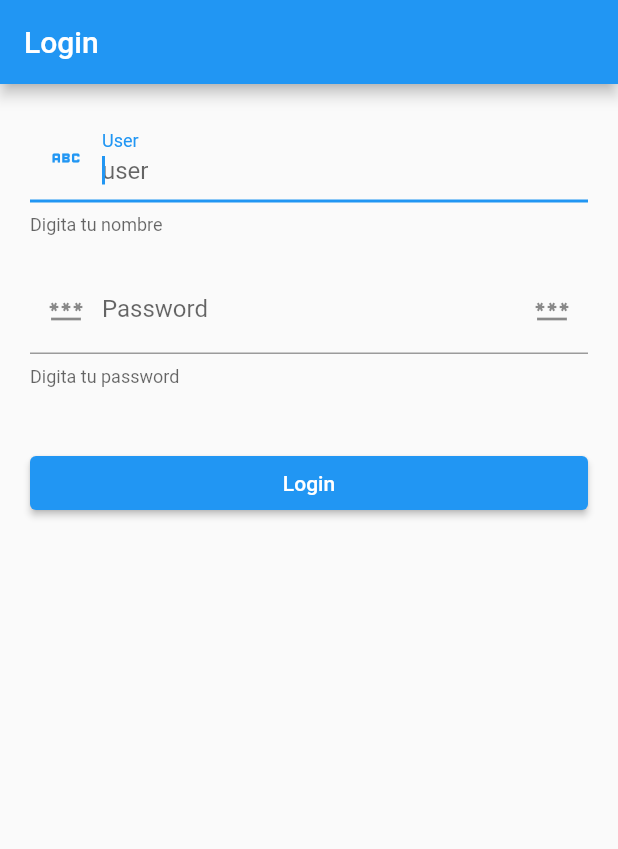
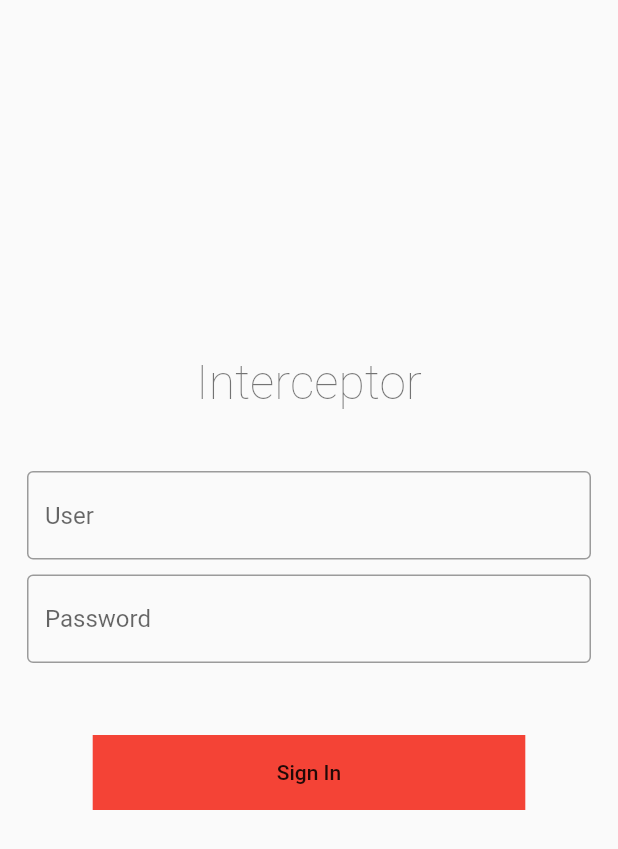
Before and after one commit to amaury-soto/fl-interceptor, a Flutter app: the screen it shows after launch, on a phone screen of 412 x 824 dp. Shown: the top 849 px of the screen. Run offline on Flutter 3.47's test engine with Material 2 defaults, Android fonts, the phone set to English and light mode, and no system bars; our stand-ins replace bloc, dio, equatable, flutter_bloc, get_it.

Commit message:
initial bloc implementation

```diff
--- /dev/null
+++ b/lib/bloc/auth/auth_bloc.dart
@@ -0,0 +1,45 @@
+import 'dart:async';
+
+import 'package:bloc/bloc.dart';
+import 'package:equatable/equatable.dart';
+import 'package:flutter_interceptor/data/repository/auth_repository.dart';
+import 'package:meta/meta.dart';
+
+part 'auth_event.dart';
+part 'auth_state.dart';
+
+class AuthBloc extends Bloc<AuthEvent, AuthState> {
+  AuthBloc(this.authRepository) : super(NotLoggedIn()) {
+    on<LogInRequested>(_logInUser);
+    on<LogInEvent>((event, emit) {
+      // TODO: implement event handler
+    });
+  }
+
+  final AuthRepository authRepository;
+
+  FutureOr<void> _logInUser(
+    LogInRequested event,
+    Emitter<AuthState> emit,
+  ) async {
+    emit(Loading());
+    try {
+      final res = await authRepository.logIn(
+          usuario: event.usuario, contrasena: event.contrasena);
+      print('res:::: $res');
+      if (res['estado'] == true) {
+        print('HEREEEEEEE');
+        emit(LoggedInSuccessfully());
+        /*   await locator.setUserToken(userToken: res["token"]).then((value) {
+            emit(LoggedInSuccessfully());
+          }); */
+      } else {
+        emit(LoggedInFailed(res['estado']));
+        emit(NotLoggedIn());
+      }
+    } catch (e) {
+      emit(LoggedInFailed(e.toString()));
+      emit(NotLoggedIn());
+    }
+  }
+}
--- /dev/null
+++ b/lib/bloc/auth/auth_event.dart
@@ -0,0 +1,25 @@
+part of 'auth_bloc.dart';
+
+abstract class AuthEvent extends Equatable {
+  @override
+  List<Object> get props => [];
+}
+
+class LogInRequested extends AuthEvent {
+  LogInRequested(this.usuario, this.contrasena);
+  final String usuario;
+  final String contrasena;
+}
+
+class LogInEvent extends AuthEvent {}
+
+class RegisterEvent extends AuthEvent {}
+
+class ResigterRequested extends AuthEvent {
+  ResigterRequested(this.user, this.email, this.contrasena);
+  final String user;
+  final String email;
+  final String contrasena;
+}
+
+class LogOutRequested extends AuthEvent {}
--- /dev/null
+++ b/lib/bloc/auth/auth_state.dart
@@ -0,0 +1,45 @@
+part of 'auth_bloc.dart';
+
+@immutable
+abstract class AuthState extends Equatable {}
+
+class Loading extends AuthState {
+  @override
+  List<Object?> get props => [];
+}
+
+class LoggedInSuccessfully extends AuthState {
+  @override
+  List<Object?> get props => [];
+}
+
+class NotLoggedIn extends AuthState {
+  @override
+  List<Object?> get props => [];
+}
+
+class LoggedInFailed extends AuthState {
+  final String error;
+
+  LoggedInFailed(this.error);
+  @override
+  List<Object?> get props => [error];
+}
+
+class RegisteredSuccessfully extends AuthState {
+  @override
+  List<Object?> get props => [];
+}
+
+class NotRegistered extends AuthState {
+  @override
+  List<Object?> get props => [];
+}
+
+class RegisteredFailed extends AuthState {
+  final String error;
+
+  RegisteredFailed(this.error);
+  @override
+  List<Object?> get props => [error];
+}
--- a/lib/data/endpoints/enpoints.dart
+++ b/lib/data/endpoints/enpoints.dart
@@ -0,0 +1,6 @@
+class EndPoints {
+  static const String baseUrl =
+      'https://lp-01-back.azurewebsites.net/api/v1/Autenticacion/';
+  static const String login = 'login';
+  static const String register = 'crear';
+}
--- a/lib/main.dart
+++ b/lib/main.dart
@@ -1,135 +1,53 @@
-import 'dart:convert';
-
 import 'package:flutter/material.dart';
-import 'package:dio/dio.dart';
+import 'package:flutter_bloc/flutter_bloc.dart';
+import 'package:flutter_interceptor/bloc/auth/auth_bloc.dart';
+import 'package:flutter_interceptor/data/repository/auth_repository.dart';
+import 'package:flutter_interceptor/presentation/auth/login_page.dart';
 import 'package:flutter_interceptor/screens/screens.dart';
 
-void main() {
+Future<void> main() async {
+  WidgetsFlutterBinding.ensureInitialized();
+  //await setup();
   runApp(const MyApp());
 }
 
-class MyApp extends StatelessWidget {
-  const MyApp({super.key});
+class MyApp extends StatefulWidget {
+  const MyApp({Key? key}) : super(key: key);
 
-  // This widget is the root of your application.
   @override
-  Widget build(BuildContext context) {
-    return MaterialApp(
-      title: 'Flutter Demo',
-      theme: ThemeData(
-        // This is the theme of your application.
-        //
-        // Try running your application with "flutter run". You'll see the
-        // application has a blue toolbar. Then, without quitting the app, try
-        // changing the primarySwatch below to Colors.green and then invoke
-        // "hot reload" (press "r" in the console where you ran "flutter run",
-        // or simply save your changes to "hot reload" in a Flutter IDE).
-        // Notice that the counter didn't reset back to zero; the application
-        // is not restarted.
-        primarySwatch: Colors.blue,
-      ),
-      home: const MyHomePage(title: 'Flutter Demo Home Page'),
-    );
-  }
+  State<MyApp> createState() => _MyAppState();
 }
 
-class MyHomePage extends StatefulWidget {
-  const MyHomePage({super.key, required this.title});
-
-  // This widget is the home page of your application. It is stateful, meaning
-  // that it has a State object (defined below) that contains fields that affect
-  // how it looks.
-
-  // This class is the configuration for the state. It holds the values (in this
-  // case the title) provided by the parent (in this case the App widget) and
-  // used by the build method of the State. Fields in a Widget subclass are
-  // always marked "final".
-
-  final String title;
+class _MyAppState extends State<MyApp> {
+  late final String? token;
 
   @override
-  State<MyHomePage> createState() => _MyHomePageState();
-}
-
-class _MyHomePageState extends State<MyHomePage> {
-/*   void _incrementCounter() {
-    setState(() {
-      // This call to setState tells the Flutter framework that something has
-      // changed in this State, which causes it to rerun the build method below
-      // so that the display can reflect the updated values. If we changed
-      // _counter without calling setState(), then the build method would not be
-      // called again, and so nothing would appear to happen.
-
-    });
-  }
- */
-  void getHttp() async {
-    final Map<String, String> user = {
-      "usuario": "oolaya",
-      "contrasena": "Confirmar1"
-    };
-    try {
-      var dio = Dio();
-
-      var response = await dio.post(
-          'https://lp-01-back.azurewebsites.net/api/v1/Autenticacion/login',
-          data: user);
-      print(response.data['datos']['token']);
-
-      dio.interceptors.add(InterceptorsWrapper(onRequest: (options, handler) {
-        options.headers["Authorization"] =
-            'Bearer ${response.data['datos']['token']}';
-        // Do something before request is sent
-        return handler.next(options); //continue
-        // If you want to resolve the request with some custom data，
-        // you can resolve a `Response` object eg: `handler.resolve(response)`.
-        // If you want to reject the request with a error message,
-        // you can reject a `DioError` object eg: `handler.reject(dioError)`
-      }, onResponse: (response, handler) {
-        // Do something with response data
-        return handler.next(response); // continue
-        // If you want to reject the request with a error message,
-        // you can reject a `DioError` object eg: `handler.reject(dioError)`
-      }, onError: (DioError e, handler) {
-        // Do something with response error
-        return handler.next(e); //continue
-        // If you want to resolve the request with some custom data，
-        // you can resolve a `Response` object eg: `handler.resolve(response)`.
-      }));
-
-      var responsecrear = await dio.post(
-          'https://lp-01-back.azurewebsites.net/api/v1/Autenticacion/crear',
-          data: {
-            "user": "string2",
-            "email": "string@gmail.com2",
-            "contrasena": "string2"
-          });
-      print(responsecrear.data);
-    } catch (e) {
-      print(e);
-    }
+  void initState() {
+    super.initState();
+    //token = locator.getUserToken();
   }
 
   @override
   Widget build(BuildContext context) {
-    // This method is rerun every time setState is called, for instance as done
-    // by the _incrementCounter method above.
-    //
-    // The Flutter framework has been optimized to make rerunning build methods
-    // fast, so that you can just rebuild anything that needs updating rather
-    // than having to individually change instances of widgets.
-    return MaterialApp(
-        debugShowCheckedModeBanner: false,
-        title: 'Material App',
-        initialRoute: 'login',
-        routes: {
-          'login': (_) => const LoginScreen(),
-          'register': (_) => const RegisterScreen(),
-        });
+    return MultiRepositoryProvider(
+      providers: [
+        RepositoryProvider<AuthRepository>(
+          create: (context) => AuthRepository(),
+        ),
+      ],
+      child: MultiBlocProvider(
+        providers: [
+          BlocProvider<AuthBloc>(
+            create: (context) => AuthBloc(
+              RepositoryProvider.of<AuthRepository>(context),
+            ),
+          ),
+        ],
+        child: MaterialApp(
+          debugShowCheckedModeBanner: false,
+          home: true ? const LogInPageNew() : const RegisterScreen(),
+        ),
+      ),
+    );
   }
 }
-/*  floatingActionButton: FloatingActionButton(
-        onPressed: getHttp,
-        tooltip: 'Increment',
-        child: const Icon(Icons.add),
-      ),  */
--- /dev/null
+++ b/lib/presentation/auth/login_page.dart
@@ -0,0 +1,145 @@
+import 'package:flutter/material.dart';
+import 'package:flutter_bloc/flutter_bloc.dart';
+import 'package:flutter_interceptor/bloc/auth/auth_bloc.dart';
+import 'package:flutter_interceptor/screens/screens.dart';
+
+class LogInPageNew extends StatefulWidget {
+  const LogInPageNew({Key? key}) : super(key: key);
+
+  @override
+  State<LogInPageNew> createState() => _LogInPageState();
+}
+
+class _LogInPageState extends State<LogInPageNew> {
+  final _formKey = GlobalKey<FormState>();
+  final _usuarioController = TextEditingController();
+  final _contrasenaController = TextEditingController();
+
+  @override
+  void dispose() {
+    _usuarioController.dispose();
+    _contrasenaController.dispose();
+    super.dispose();
+  }
+
+  @override
+  Widget build(BuildContext context) {
+    return Scaffold(
+      body: BlocListener<AuthBloc, AuthState>(
+        listener: (context, state) {
+          if (state is LoggedInSuccessfully) {
+            context.read<AuthBloc>();
+            Navigator.of(context).pushReplacement(
+              MaterialPageRoute(
+                builder: (context) => const RegisterScreen(),
+              ),
+            );
+          }
+        },
+        child: BlocBuilder<AuthBloc, AuthState>(
+          builder: (context, state) {
+            if (state is Loading) {
+              // Showing the loading indicator while the user is signing in
+              return const Center(
+                child: CircularProgressIndicator(),
+              );
+            }
+            if (state is NotLoggedIn) {
+              // Showing the sign in form if the user is not authenticated
+              return Center(
+                child: Padding(
+                  padding: const EdgeInsets.all(18),
+                  child: SingleChildScrollView(
+                    child: Column(
+                      mainAxisAlignment: MainAxisAlignment.center,
+                      children: [
+                        Text(
+                          'Interceptor',
+                          style: Theme.of(context)
+                              .textTheme
+                              .headline1
+                              ?.copyWith(fontSize: 32),
+                        ),
+                        const SizedBox(height: 40),
+                        Form(
+                          key: _formKey,
+                          child: Column(
+                            children: [
+                              TextFormField(
+                                controller: _usuarioController,
+                                decoration: const InputDecoration(
+                                  hintText: 'User',
+                                  border: OutlineInputBorder(),
+                                ),
+                                autovalidateMode:
+                                    AutovalidateMode.onUserInteraction,
+                              ),
+                              const SizedBox(
+                                height: 10,
+                              ),
+                              TextFormField(
+                                keyboardType: TextInputType.text,
+                                controller: _contrasenaController,
+                                decoration: const InputDecoration(
+                                  hintText: 'Password',
+                                  border: OutlineInputBorder(),
+                                ),
+                                autovalidateMode:
+                                    AutovalidateMode.onUserInteraction,
+                                validator: (value) {
+                                  return value != null && value.length < 6
+                                      ? 'Enter min. 6 characters'
+                                      : null;
+                                },
+                              ),
+                              const SizedBox(height: 40),
+                              GestureDetector(
+                                onTap: () {
+                                  _authenticateWithEmailAndPassword(
+                                    context,
+                                  );
+                                },
+                                child: Padding(
+                                  padding: const EdgeInsets.all(8),
+                                  child: Container(
+                                    height: 50,
+                                    width:
+                                        MediaQuery.of(context).size.width * 0.7,
+                                    decoration: const BoxDecoration(
+                                      color: Colors.red,
+                                    ),
+                                    child: Center(
+                                      child: Text(
+                                        'Sign In',
+                                        style:
+                                            Theme.of(context).textTheme.button,
+                                      ),
+                                    ),
+                                  ),
+                                ),
+                              )
+                            ],
+                          ),
+                        ),
+                        const SizedBox(height: 40),
+                      ],
+                    ),
+                  ),
+                ),
+              );
+            }
+            return Container();
+          },
+        ),
+      ),
+    );
+  }
+
+  void _authenticateWithEmailAndPassword(BuildContext context) {
+    if (_formKey.currentState!.validate()) {
+      BlocProvider.of<AuthBloc>(context).add(
+        LogInRequested(_usuarioController.text, _contrasenaController.text),
+      );
+    }
+  }
+}
--- a/lib/services/user_services.dart
+++ b/lib/services/user_services.dart
@@ -1,5 +1,6 @@
 import 'package:dio/dio.dart';
 import 'package:flutter/material.dart';
+import 'package:flutter_interceptor/data/endpoints/enpoints.dart';
 import 'package:flutter_interceptor/network/dio_client.dart';
 import 'package:flutter_interceptor/storage/token_storage.dart';
 
@@ -13,7 +14,7 @@ class UserServices {
     };
     try {
       var response = await dio.post(
-          'https://lp-01-back.azurewebsites.net/api/v1/Autenticacion/login',
+         '${EndPoints.baseUrl}${EndPoints.login}',
           data: user);
       TokenStorage().setToken(response.data['datos']['token']);
       print(TokenStorage().getToken());
@@ -35,7 +36,7 @@ class UserServices {
     print('values $values');
     try {
       var response = await dio.post(
-          'https://lp-01-back.azurewebsites.net/api/v1/Autenticacion/crear',
+          '${EndPoints.baseUrl}${EndPoints.register}',
           data: user);
       print('response-register::: $response');
     } catch (e) {
--- a/pubspec.yaml
+++ b/pubspec.yaml
@@ -37,6 +37,11 @@ dependencies:
   # The following adds the Cupertino Icons font to your application.
   # Use with the CupertinoIcons class for iOS style icons.
   cupertino_icons: ^1.0.2
+  flutter_bloc: ^8.0.1
+  equatable: ^2.0.3
+  shared_preferences: ^2.0.13
+  get_it: ^7.2.0
+
 
 
 dev_dependencies:
```
Also changed, not shown: lib/data/repository/auth_repository.dart (added, +55 -0 lines).
